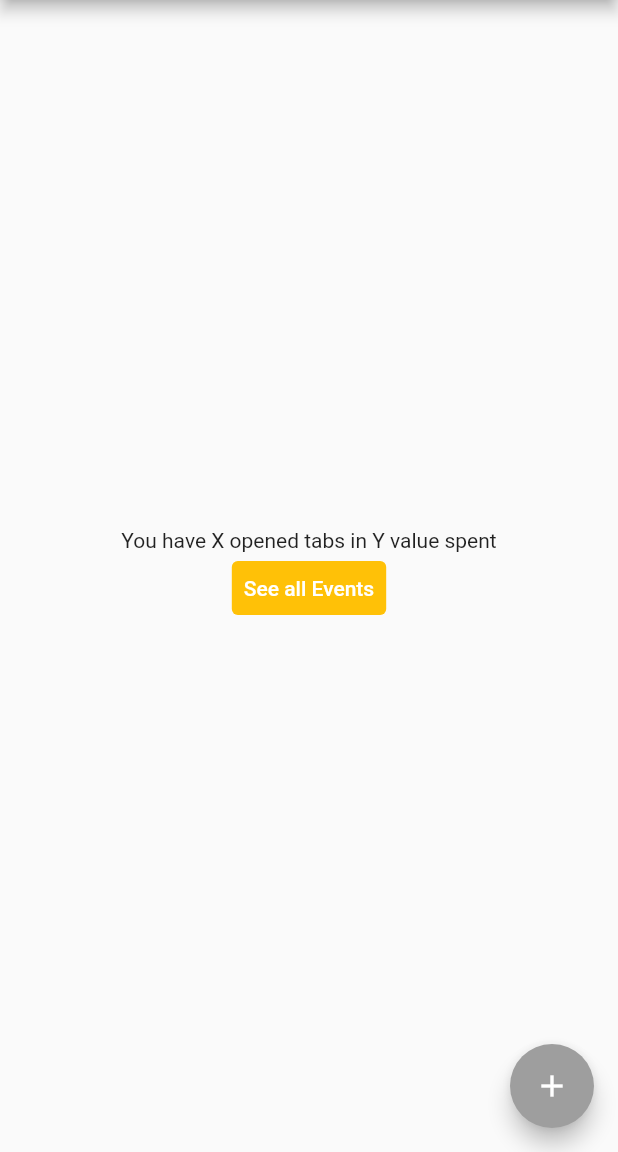
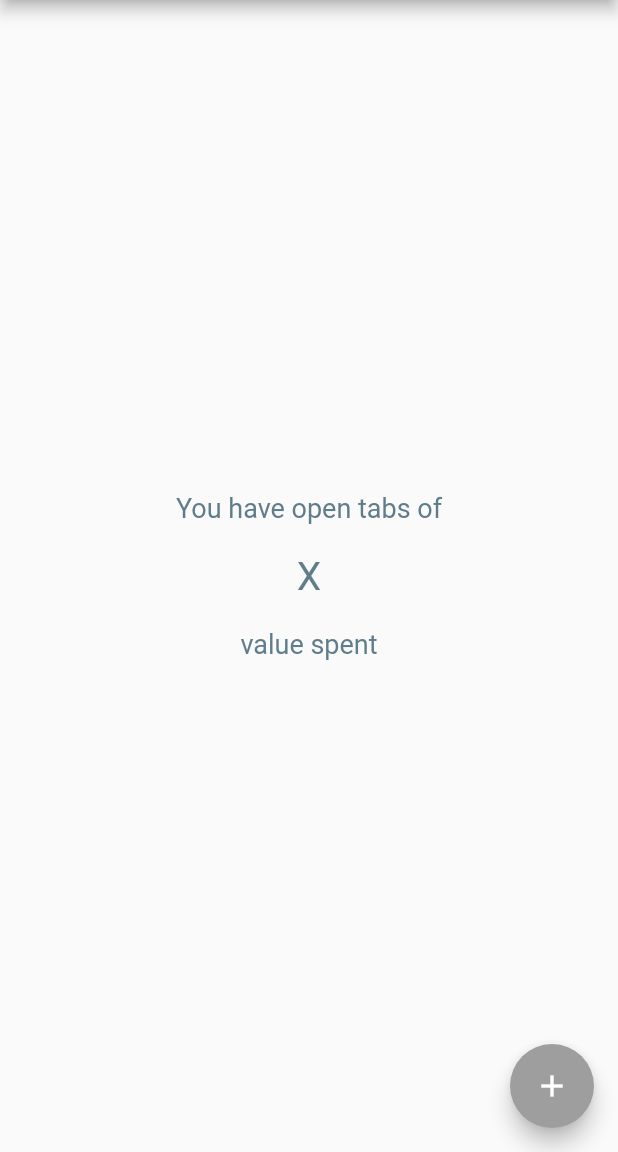
Before and after one commit to Mikopet/tab_manager, a Flutter app: the screen it shows after launch, on a phone screen of 412 x 824 dp, the part 84-1236 px from its top. Run offline on Flutter 3.47's test engine with Material 2 defaults, Android fonts, the phone set to English and light mode, and no system bars; missing offline and left inert: amplify_core, amplify_datastore, amplify_flutter; Roboto replaces fonts that are missing (Corben).

Commit message:
liftup for homepage

```diff
--- a/lib/src/pages/home_page.dart
+++ b/lib/src/pages/home_page.dart
@@ -2,7 +2,6 @@ import 'package:flutter/material.dart';
 import 'package:tab_manager/repositories/event_repository.dart';
 
 import '../drawer.dart';
-import 'events_page.dart';
 
 class HomePage extends StatefulWidget {
   const HomePage({Key? key, required this.title}) : super(key: key);
@@ -14,14 +13,6 @@ class HomePage extends StatefulWidget {
 }
 
 class _HomePageState extends State<HomePage> {
-  void _gotoEventsPage() {
-    Navigator.of(context)
-        .push(MaterialPageRoute(builder: (context) => const EventsPage()))
-        .then((_) {
-      setState(() {});
-    });
-  }
-
   @override
   Widget build(BuildContext context) {
     return Scaffold(
@@ -31,10 +22,19 @@ class _HomePageState extends State<HomePage> {
         child: Column(
           mainAxisAlignment: MainAxisAlignment.center,
           children: <Widget>[
-            const Text('You have X opened tabs in Y value spent'),
-            TextButton(
-              onPressed: _gotoEventsPage,
-              child: const Text('See all Events'),
+            Text(
+              'You have open tabs of',
+              style: Theme.of(context).textTheme.headline2,
+            ),
+            Padding(
+                padding: const EdgeInsets.all(20),
+                child: Text(
+                  'X',
+                  style: Theme.of(context).textTheme.headline1,
+                )),
+            Text(
+              'value spent',
+              style: Theme.of(context).textTheme.headline2,
             ),
           ],
         ),
@@ -56,8 +56,7 @@ class _HomePageState extends State<HomePage> {
                 child: Icon(Icons.add),
               );
             }
-          }
-      ),
+          }),
     );
   }
 }
--- a/lib/src/theme.dart
+++ b/lib/src/theme.dart
@@ -8,6 +8,12 @@ final appTheme = ThemeData(
   primarySwatch: Colors.amber,
   textTheme: const TextTheme(
     headline1: TextStyle(
+      fontFamily: 'Corben',
+      fontWeight: FontWeight.w400,
+      fontSize: 26,
+      color: Colors.blueGrey,
+    ),
+    headline2: TextStyle(
       fontFamily: 'Corben',
       fontWeight: FontWeight.w400,
       fontSize: 18,
```
